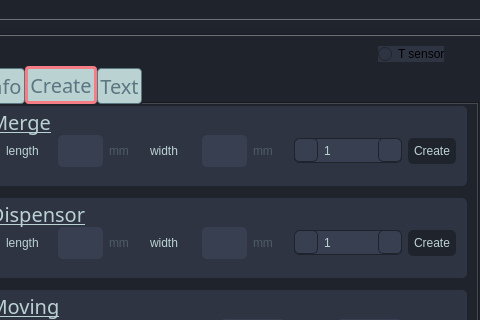
Qt form mainwindow.ui (pandix73/qtgraphics) before a commit; both pictures show x 772 to 1252 and y 0 to 320 of the 1252 by 696 pixel window.
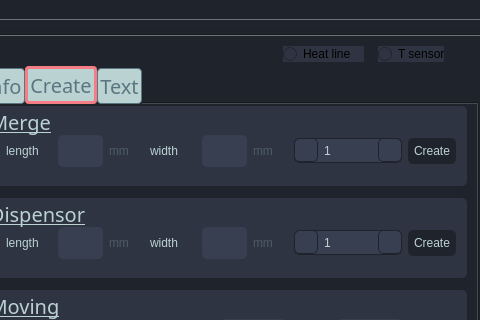
The same form after that commit. Icons and pictures are not drawn.

Commit message: 2019.01.23 1. new : heater line button

What changed in the file:
```diff
--- a/mainwindow.ui
+++ b/mainwindow.ui
@@ -2395,6 +2395,25 @@
      <string>T sensor</string>
     </property>
    </widget>
+   <widget class="QRadioButton" name="heat_line">
+    <property name="enabled">
+     <bool>true</bool>
+    </property>
+    <property name="geometry">
+     <rect>
+      <x>1055</x>
+      <y>10</y>
+      <width>81</width>
+      <height>16</height>
+     </rect>
+    </property>
+    <property name="styleSheet">
+     <string notr="true">	background-color : rgb(46, 52, 66);</string>
+    </property>
+    <property name="text">
+     <string>Heat line</string>
+    </property>
+   </widget>
   </widget>
   <widget class="QMenuBar" name="menuBar">
    <property name="geometry">
```
Left out of the diff: 2 changed lines with no effect on the pictures. The commit also changes 5 other files.
